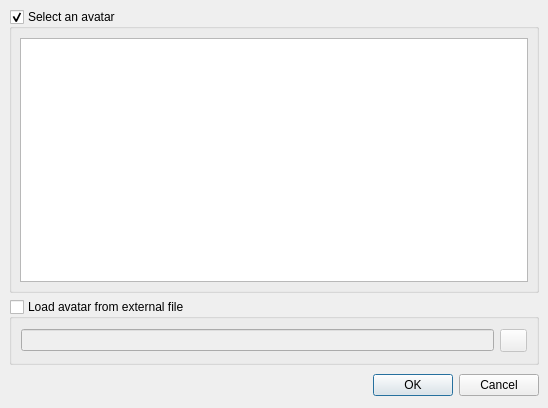
pokerth/pokerth, file src/gui/qt/selectavatardialog.ui: the form before one commit.
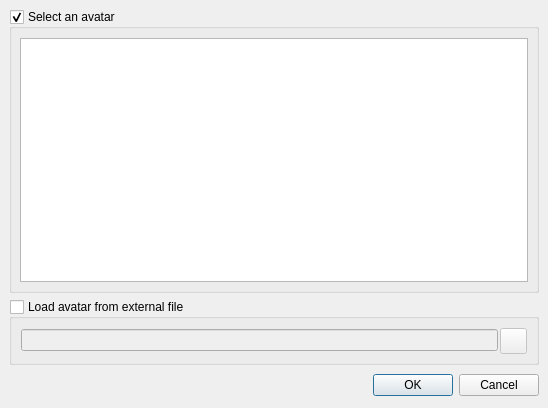
The form after the commit. Icons and pictures are not drawn.

```diff
--- a/src/gui/qt/selectavatardialog.ui
+++ b/src/gui/qt/selectavatardialog.ui
@@ -100,20 +100,20 @@
      <number>9</number>
     </property>
     <property name="spacing" >
-     <number>6</number>
+     <number>2</number>
     </property>
     <item row="0" column="1" >
      <widget class="QPushButton" name="pushButton_OpenAvatarFile" >
       <property name="minimumSize" >
        <size>
         <width>27</width>
-        <height>23</height>
+        <height>26</height>
        </size>
       </property>
       <property name="maximumSize" >
        <size>
         <width>27</width>
-        <height>23</height>
+        <height>26</height>
        </size>
       </property>
       <property name="icon" >
```
Left out of the diff: 3 changed lines with no effect on the pictures.
